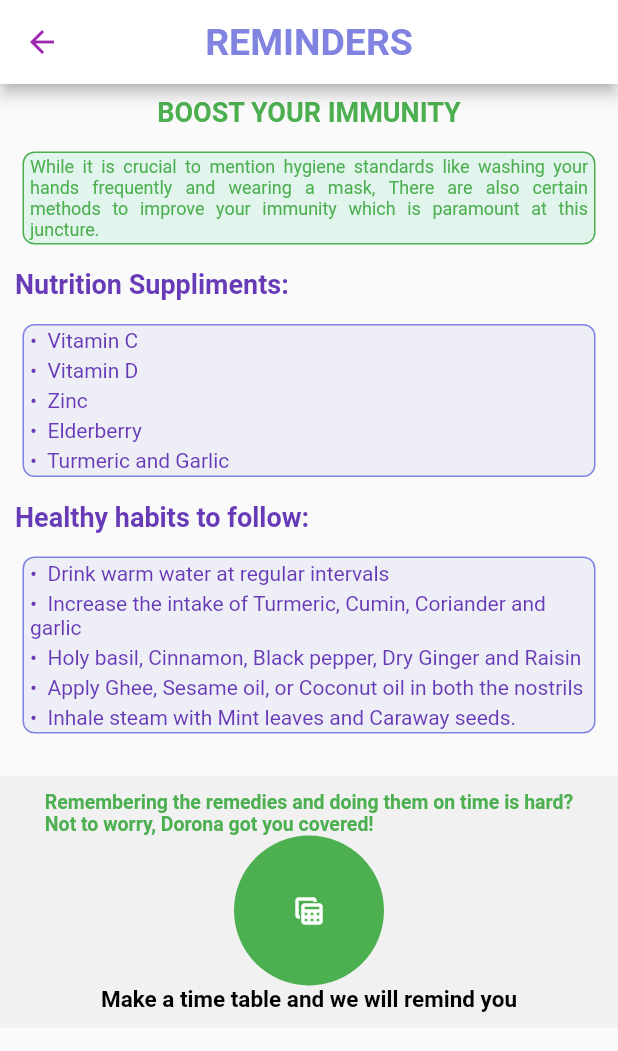
After one commit to namansoni/dorona_BitsPlease_FrostHack, a Flutter app: the Reminders screen opened directly, on a phone screen of 412 x 824 dp. The commit adds this screen. Shown: the top 1051 px of the screen. Run offline on Flutter 3.47's test engine with Material 2 defaults, Android fonts, the phone set to English and light mode, and no system bars; our stand-ins replace animate_do, awesome_dialog, cloud_firestore, firebase_auth, firebase_core, firebase_messaging and 8 more; accounts and stored records are empty; Roboto replaces fonts that are missing (Aleo).

Commit message:
Reminders

```diff
--- a/lib/Screens/Drawer/drawer.dart
+++ b/lib/Screens/Drawer/drawer.dart
@@ -1,4 +1,5 @@
 import 'package:awesome_dialog/awesome_dialog.dart';
+import 'package:dorona_frost/Screens/Reminders/reminders_home.dart';
 // import 'package:dorona/Screens/QrScanner/showQr.dart';
 // import 'package:dorona/Screens/ReportPDFViewer/show_report.dart';
 // import 'package:dorona/Screens/Surverys/chatBot.dart';
@@ -136,8 +137,8 @@ class _CustomDrawerState extends State<CustomDrawer> {
                     dialogType: DialogType.INFO,
                     title: "Do you really want to signout?",
                     desc: "",
-                    btnOk: RaisedButton(
-                      color: greenColor,
+                    btnOk: ElevatedButton(
+                     // color: greenColor,
                       onPressed: () {
                         Navigator.of(widget.homecontext).pop();
                         FirebaseAuth auth = FirebaseAuth.instance;
@@ -148,8 +149,8 @@ class _CustomDrawerState extends State<CustomDrawer> {
                         style: buttonText,
                       ),
                     ),
-                    btnCancel: RaisedButton(
-                      color: redColor,
+                    btnCancel: ElevatedButton(
+                      //color: redColor,
                       onPressed: () {
                         Navigator.of(widget.homecontext).pop();
                       },
@@ -165,9 +166,9 @@ class _CustomDrawerState extends State<CustomDrawer> {
                 color: iconColor,
               ),
               ListTile(
-                onTap: () {},
+                onTap: () {Navigator.push(context, MaterialPageRoute(builder: (context)=>Reminders()));},
                 title: Text(
-                  "Privacy Policy",
+                  "Reminders",
                   style: simpleTextDrawer,
                 ),
               ),
--- /dev/null
+++ b/lib/Screens/Reminders/reminders_home.dart
@@ -0,0 +1,207 @@
+import 'package:dorona_frost/styles.dart';
+import 'package:flutter/material.dart';
+import 'package:flutter_staggered_animations/flutter_staggered_animations.dart';
+import 'package:google_fonts/google_fonts.dart';
+
+import '../../colors1.dart';
+
+class Reminders extends StatefulWidget {
+  @override
+  _RemindersState createState() => _RemindersState();
+}
+
+class _RemindersState extends State<Reminders> {
+  List nutrition = [
+    'Vitamin C',
+    'Vitamin D',
+    'Zinc',
+    'Elderberry',
+    'Turmeric and Garlic'
+  ];
+  List does = [
+    'Drink warm water at regular intervals',
+    'Increase the intake of Turmeric, Cumin, Coriander and garlic',
+    'Holy basil, Cinnamon, Black pepper, Dry Ginger and Raisin',
+    'Apply Ghee, Sesame oil, or Coconut oil in both the nostrils',
+    'Inhale steam with Mint leaves and Caraway seeds.'
+  ];
+
+  @override
+  Widget build(BuildContext context) {
+    return Scaffold(
+      appBar: AppBar(
+        backgroundColor: Colors.white,
+        title: Text(
+          'REMINDERS',
+          style: titleTextStyle//TextStyle(color: blueColor),
+        ),
+        centerTitle: true,
+        leading: IconButton(
+          icon: Icon(
+            Icons.arrow_back,
+            color: Colors.purple,
+          ),
+          onPressed: () {
+            Navigator.pop(context);
+          },
+        ),
+      ),
+      body: ListView(
+        shrinkWrap: true,
+        children: [
+          Padding(
+            padding: const EdgeInsets.symmetric(vertical: 8.0),
+            child: Center(
+                child: Text(
+              'BOOST YOUR IMMUNITY',
+              style: GoogleFonts.aleo(
+                color: Colors.green,
+                fontWeight: FontWeight.w700,
+                fontSize: 18,
+              ),
+            )),
+          ),
+          Padding(
+            padding:
+                const EdgeInsets.symmetric(vertical: 8.0, horizontal: 15),
+            child: Container(
+              decoration: BoxDecoration(
+                color: greenColor.withOpacity(0.1),
+                borderRadius: BorderRadius.all(Radius.circular(8),),
+                border: Border.all(color: Colors.green)
+              ),
+              child: Padding(
+                padding: const EdgeInsets.symmetric(horizontal: 4,vertical: 2),
+                child: Center(
+                  child: Text(
+                    'While it is crucial to mention hygiene standards like washing your hands frequently and wearing a mask,  There are also certain methods to improve your immunity which is paramount at this juncture.',
+                    style: GoogleFonts.aleo(color: Colors.green,fontSize: 12),
+                    textAlign: TextAlign.justify,
+                  ),
+                ),
+              ),
+            ),
+          ),
+          Padding(
+            padding: const EdgeInsets.symmetric(vertical: 8, horizontal: 10),
+            child: Text(
+              'Nutrition Suppliments:',
+              style: GoogleFonts.aleo(
+                color: Colors.deepPurple,
+                fontWeight: FontWeight.w700,
+                fontSize: 18,
+              ),
+            ),
+          ),
+          Padding(
+              padding: const EdgeInsets.symmetric(vertical: 8, horizontal: 15),
+              child: Container(
+                decoration: BoxDecoration(
+                  color: blueColor.withOpacity(0.1),
+                  borderRadius: BorderRadius.all(Radius.circular(8),),
+                  border: Border.all(color: blueColor)
+                ),
+                child: ListView.builder(
+                    shrinkWrap: true,
+                    itemCount: nutrition.length,
+                    itemBuilder: (context, index) {
+                      return AnimationConfiguration.staggeredList(
+                        position: index,
+                        duration: Duration(milliseconds: 500),
+                        child: SlideAnimation(
+                          horizontalOffset: 200,
+                          child: Padding(
+                            padding: const EdgeInsets.symmetric(vertical: 2,horizontal: 4),
+                            child: Text(
+                              '${String.fromCharCode(0x2022)}  ${nutrition[index]}',
+                              style: GoogleFonts.aleo(color: Colors.deepPurple),
+                            ),
+                          ),
+                        ),
+                      );
+                    }),
+              )),
+          Padding(
+            padding: const EdgeInsets.symmetric(vertical: 8, horizontal: 10),
+            child: Text(
+              'Healthy habits to follow:',
+              style: GoogleFonts.aleo(
+                color: Colors.deepPurple,
+                fontWeight: FontWeight.w700,
+                fontSize: 18,
+              ),
+            ),
+          ),
+          Padding(
+              padding:
+                  const EdgeInsets.symmetric(vertical: 8, horizontal: 15),
+              child: Container(
+                decoration: BoxDecoration(
+                              color: blueColor.withOpacity(0.1),
+                borderRadius: BorderRadius.all(Radius.circular(8),),
+                border: Border.all(color: blueColor)
+
+                ),
+                child: ListView.builder(
+                    shrinkWrap: true,
+                    itemCount: does.length,
+                    itemBuilder: (context, index) {
+                      return AnimationConfiguration.staggeredList(
+                        position: index,
+                        duration: Duration(milliseconds: 500),
+                        child: SlideAnimation(
+                          horizontalOffset: 200,
+                          child: Padding(
+                            padding: const EdgeInsets.symmetric(vertical: 2,horizontal: 4),
+                            child: Text(
+                              '${String.fromCharCode(0x2022)}  ${does[index]}',
+                              style: GoogleFonts.aleo(color: Colors.deepPurple),
+                            ),
+                          ),
+                        ),
+                      );
+                    }),
+              )),
+
+          Padding(
+            padding: const EdgeInsets.symmetric(vertical: 20),
+            child: Container(
+              color: Colors.grey.withOpacity(0.1),
+              child: Padding(
+                padding: const EdgeInsets.symmetric(vertical: 10),
+                child: Column(
+                  mainAxisAlignment: MainAxisAlignment.spaceBetween,
+                  children: [
+                    Center(
+                child: Text(
+              'Remembering the remedies and doing them on time is hard?\nNot to worry, Dorona got you covered!',
+              textAlign: TextAlign.justify,
+              style: GoogleFonts.aleo(
+                color: Colors.green,
+                fontWeight: FontWeight.w700,
+                fontSize: 13,
+              ),
+            )),
+                    GestureDetector(
+                      onTap: () {},
+                      child: Container(
+                        height: 100,
+                        width: 100,
+                        decoration: BoxDecoration(
+                            color: Colors.green, shape: BoxShape.circle),
+                        child: Icon(Icons.table_view,color: Colors.white,),
+                      ),
+                    ),
+                    Center(
+                    child: Text('Make a time table and we will remind you',style: subtitleText,))
+                  ],
+                ),
+              ),
+            ),
+          ),
+
+        ],
+      ),
+    );
+  }
+}
--- a/pubspec.yaml
+++ b/pubspec.yaml
@@ -59,6 +59,7 @@ dependencies:
   image: ^2.1.19
   dio:
   connectivity:
+  flutter_staggered_animations:
   percent_indicator:
 
 dev_dependencies:
```
Also changed, not shown: pubspec.lock.
